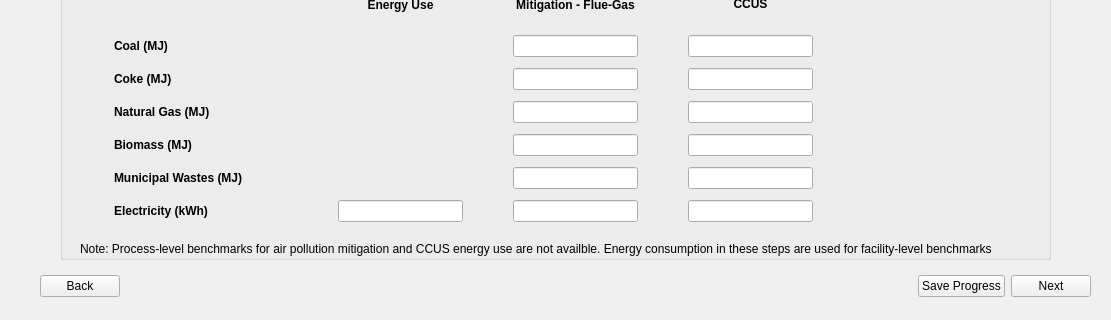
Old version of the form 00_BEST_windows/ui_files_latest/Page6_EnergyInputDetailed_2_qwidget.ui in the repository WongCurtis95/lbnl_best_public; both pictures show x 150 to 1261 and y 381 to 701 of the 1470 by 701 pixel window.
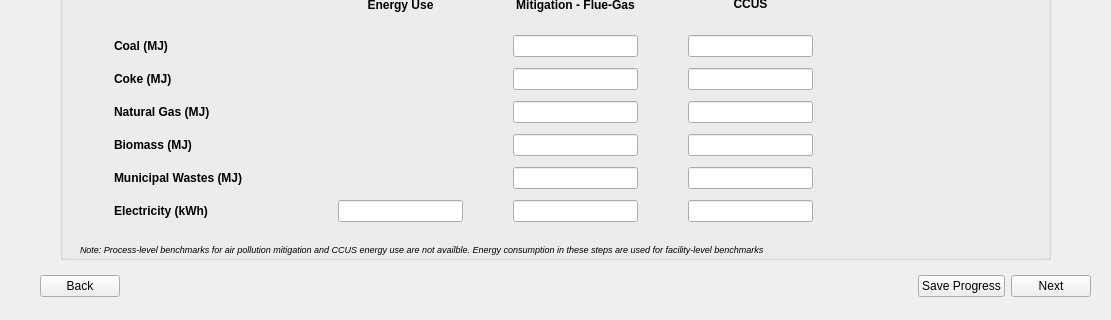
New version of the form. Icons and pictures are not drawn.

Diff of the .ui file:
```diff
--- a/00_BEST_windows/ui_files_latest/Page6_EnergyInputDetailed_2_qwidget.ui
+++ b/00_BEST_windows/ui_files_latest/Page6_EnergyInputDetailed_2_qwidget.ui
@@ -962,6 +962,8 @@
     </property>
     <property name="font">
      <font>
+      <pointsize>7</pointsize>
+      <italic>true</italic>
       <bold>false</bold>
      </font>
     </property>
```
